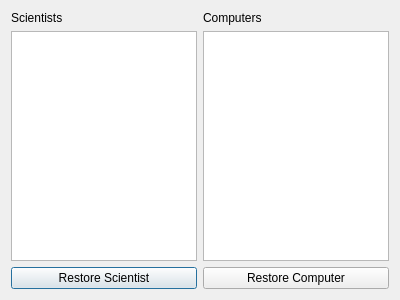
Old version of the form famGUI/trash.ui in the repository gdgunnars/famCS3.0.
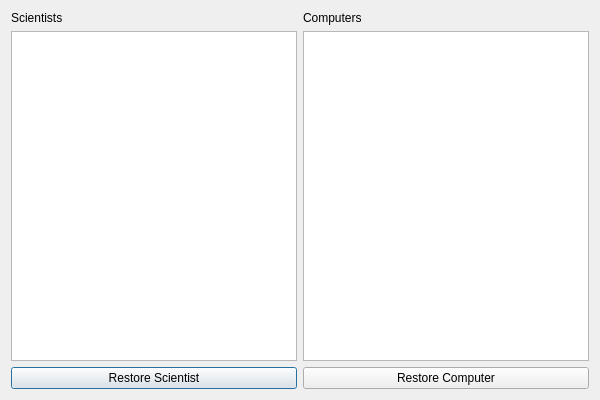
New version of the form.

Commit message: bæta við föllum í trash og viðeigandi tökkum í ui

```diff
--- a/famGUI/trash.ui
+++ b/famGUI/trash.ui
@@ -6,8 +6,8 @@
    <rect>
     <x>0</x>
     <y>0</y>
-    <width>400</width>
-    <height>300</height>
+    <width>600</width>
+    <height>400</height>
    </rect>
   </property>
   <property name="windowTitle">
```
Left out of the diff: 4 changed lines with no effect on the pictures. The commit also changes 3 other files.
